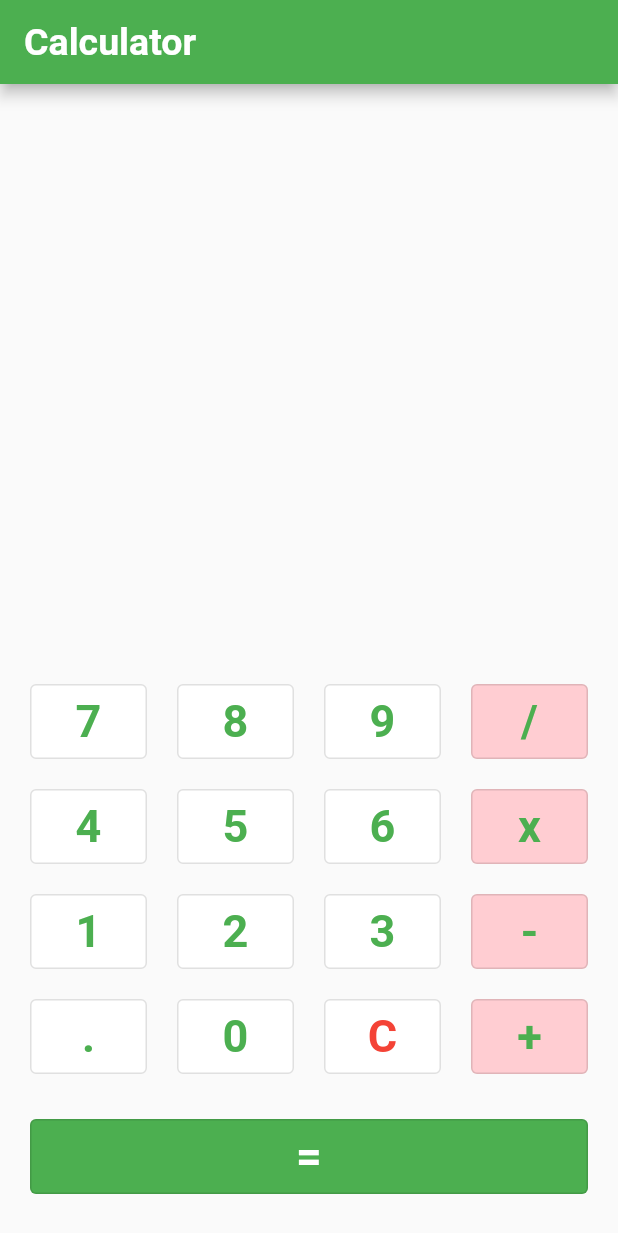
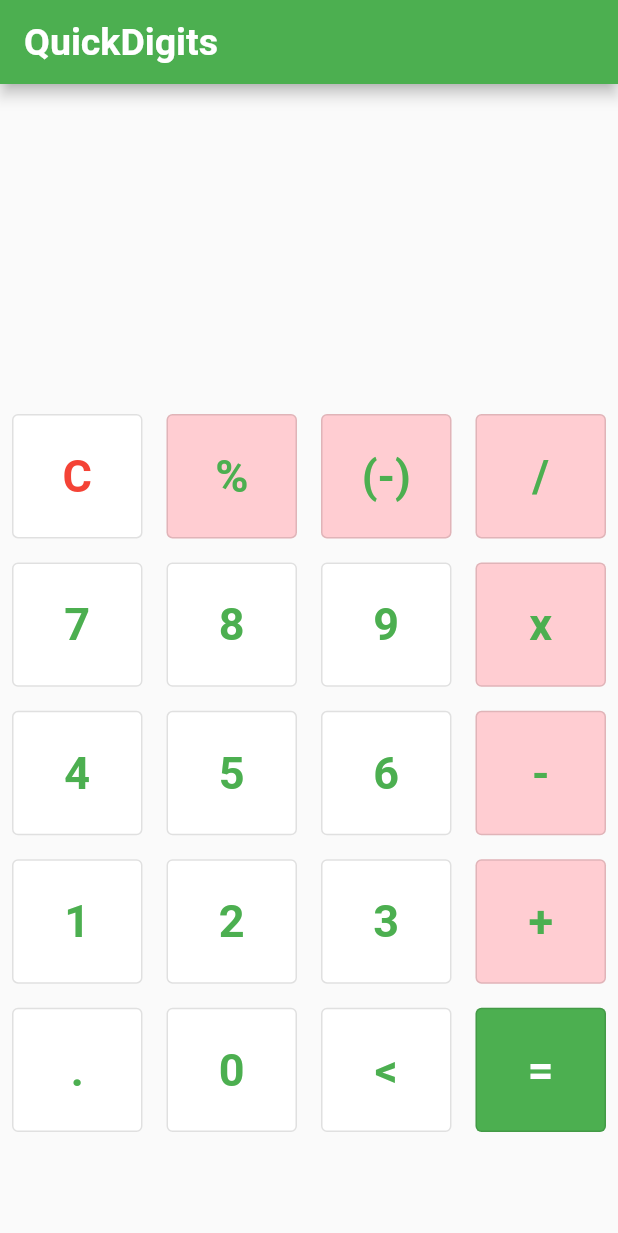
Before and after one commit to Boukli-h/flutter_calculator, a Flutter app: the screen it shows after launch, on a phone screen of 412 x 824 dp. Shown: the top 1233 px of the screen. Run offline on Flutter 3.47's test engine with Material 2 defaults, Android fonts, the phone set to English and light mode, and no system bars.

Commit message:
first commit

```diff
--- a/lib/calculator.dart
+++ b/lib/calculator.dart
@@ -1,5 +1,6 @@
 import 'package:flutter/material.dart';
 
+// ignore: use_key_in_widget_constructors
 class Calculator extends StatefulWidget {
   @override
   CalculatorState createState() => CalculatorState();
@@ -12,6 +13,19 @@ class CalculatorState extends State<Calculator> {
   String operator = '';
   String tempResult = '';
   String operation = '';
+
+  // Function to toggle the sign of a given input string
+  String toggleSign(String input) {
+    if (input.isEmpty || input == '0') {
+      return input;
+    }
+
+    if (input.startsWith('-')) {
+      return input.substring(1);
+    } else {
+      return '-$input';
+    }
+  }
 
   @override
   void initState() {
@@ -92,7 +106,19 @@ class CalculatorState extends State<Calculator> {
           operator = '';
         }
       }
-    } else {
+    }
+    else if (buttonText == '(-)') {
+    // Toggle the sign of the current input
+    tempResult = toggleSign(tempResult);
+    result = tempResult;
+  }
+  else if (buttonText == '%') {
+    double value = double.parse(tempResult);
+    value = value / 100;
+    tempResult = value.toString();
+    result = tempResult;
+  }
+  else {
       result += buttonText;
     }
 
@@ -100,25 +126,29 @@ class CalculatorState extends State<Calculator> {
       tempResult = result;
     });
   }
-   Widget buildButton(String buttonText) {
+   Widget buildButton(String buttonText, double buttonWidth, double buttonHeight) {
     return Expanded(
       child: Padding(
-        padding: const EdgeInsets.all(10.0),
+        padding: const EdgeInsets.all(8.0),
         child: SizedBox(
-          width: 75.0,
-          height: 50.0,
+          width: buttonWidth,
+          height: buttonHeight,
           child: OutlinedButton(
             onPressed: () => buttonPressed(buttonText),
             style: OutlinedButton.styleFrom(
-  backgroundColor: ['/', 'x', '-', '+'].contains(buttonText) ? Colors.red[100] :buttonText == '=' ? Colors.green: Colors.white,
-  foregroundColor: buttonText == '=' ? Colors.white : Colors.green,
+  backgroundColor: ['/', 'x', '-', '+', '%', '(-)'].contains(buttonText)
+  ? Colors.red[100] :buttonText == '='
+  ? Colors.green: Colors.white,
+  foregroundColor: buttonText == '='
+  ? Colors.white : Colors.green,
 ),
-
             child: Text(
               buttonText,
               style:
               TextStyle(fontWeight: FontWeight.bold,
-               color: buttonText == 'C' ? Colors.red : buttonText == '=' ? Colors.white : Colors.green,
+               color: buttonText == 'C'
+               ? Colors.red : buttonText == '='
+               ? Colors.white : Colors.green,
               fontSize: 30.0,),
             ),
           ),
@@ -131,68 +161,90 @@ class CalculatorState extends State<Calculator> {
 Widget build(BuildContext context) {
   return Scaffold(
       appBar: AppBar(
-        title: const Text('Calculator',
+        title: const Text('QuickDigits',
         style: TextStyle(
         fontWeight: FontWeight.bold,
         fontSize: 25.0),
         ),
       ),
-      body: Padding(
-        padding: const EdgeInsets.symmetric(vertical: 18.0, horizontal: 10.0),
+      body: LayoutBuilder(
+      builder: (context, constraints) {
+        final isPortrait = MediaQuery.of(context).orientation == Orientation.portrait;
+        final availableHeight = isPortrait
+        ? constraints.maxHeight * 0.9 : constraints.maxHeight;
+        final availableWidth = isPortrait
+        ? constraints.maxWidth * 0.9 : constraints.maxWidth;
+        final buttonHeight = availableHeight * 0.12;
+        final buttonWidth = availableWidth * 0.24;
+
+        return OrientationBuilder(
+        builder: (context, orientation) {
+            return SingleChildScrollView(
           child: Column(
             mainAxisAlignment: MainAxisAlignment.end,
             children: <Widget>[
              Container(
+              height: isPortrait
+      ? constraints.maxHeight * 0.25  // Adjust the factor (0.5) to your preference
+      : constraints.maxHeight,
                alignment: Alignment.centerRight,
-              padding: const EdgeInsets.symmetric(vertical: 24.0, horizontal: 12.0),
+               padding: EdgeInsets.fromLTRB(
+                 12.0,
+                 isPortrait ? 8.0 : 24.0,
+                 12.0,
+                 isPortrait ? 8.0 : 24.0,
+               ),
                child: Text(
                  operation + (tempResult == '0' ? '' : tempResult),
-  style: TextStyle(fontSize: tempResult.length > 10 ? 32.0 : 48.0),
+                 style: TextStyle(fontSize: tempResult.length > 10 ? 36.0 : 48.0),
+               ),
              ),
 
-            ),
               const SizedBox(height: 20.0,),
               Row(
                 children: <Widget>[
-                buildButton('7'),
-                buildButton('8'),
-                buildButton('9'),
-                buildButton('/'),
+                  buildButton('C',buttonWidth, buttonHeight),
+                    buildButton('%',buttonWidth, buttonHeight),
+                    buildButton('(-)',buttonWidth, buttonHeight),
+                    buildButton('/',buttonWidth, buttonHeight),
                 ],
               ),
               Row(
                 children: <Widget>[
-                buildButton('4'),
-                buildButton('5'),
-                buildButton('6'),
-                buildButton('x'),
+                  buildButton('7',buttonWidth, buttonHeight),
+                  buildButton('8',buttonWidth, buttonHeight),
+                  buildButton('9',buttonWidth, buttonHeight),
+                  buildButton('x',buttonWidth, buttonHeight),
                 ],
               ),
               Row(
                 children: <Widget>[
-                buildButton('1'),
-                buildButton('2'),
-                buildButton('3'),
-                buildButton('-'),
+                  buildButton('4',buttonWidth, buttonHeight),
+                  buildButton('5',buttonWidth, buttonHeight),
+                  buildButton('6',buttonWidth, buttonHeight),
+                  buildButton('-',buttonWidth, buttonHeight),
                 ],
               ),
               Row(
                 children: <Widget>[
-                buildButton('.'),
-                buildButton('0'),
-                buildButton('C'),
-                buildButton('+'),
+                  buildButton('1',buttonWidth, buttonHeight),
+                  buildButton('2',buttonWidth, buttonHeight),
+                  buildButton('3',buttonWidth, buttonHeight),
+                  buildButton('+',buttonWidth, buttonHeight),
                 ],
               ),
-            const SizedBox(height: 10.0,),
               Row(
                 children: <Widget>[
-                buildButton('='),
+                  buildButton('.',buttonWidth, buttonHeight),
+                  buildButton('0',buttonWidth, buttonHeight),
+                  buildButton('<',buttonWidth, buttonHeight),
+                  buildButton('=',buttonWidth, buttonHeight),
                 ],
               ),
             ],
           ),
-      ),
         );
+      });
+}));
 }
 }
--- a/lib/main.dart
+++ b/lib/main.dart
@@ -1,10 +1,13 @@
 import 'package:flutter/material.dart';
-import 'package:device_preview/device_preview.dart';
+// import 'package:device_preview/device_preview.dart';
 import 'calculator.dart';
-void main() => runApp(DevicePreview(
-      enabled: true,
-      builder: (context) => MyApp(),
-    ),);
+void main() => runApp(
+//   DevicePreview(
+//       enabled: true,
+//       builder: (context) =>
+MyApp(),
+//     ),
+    );
 
 // ignore: use_key_in_widget_constructors
 class MyApp extends StatelessWidget {
@@ -14,7 +17,7 @@ class MyApp extends StatelessWidget {
     return MediaQuery(
       data: const MediaQueryData(),
       child: MaterialApp(
-        title: 'Calculator',
+        title: 'QuickDigits',
         debugShowCheckedModeBanner: false,
         theme: ThemeData(
            primarySwatch:Colors.green,
```
Also changed, not shown: pubspec.yaml (+11 -6 lines), assets/logo.png (added), pubspec.lock, 36 other files. Lines whose indentation alone changed are shown as unchanged.
